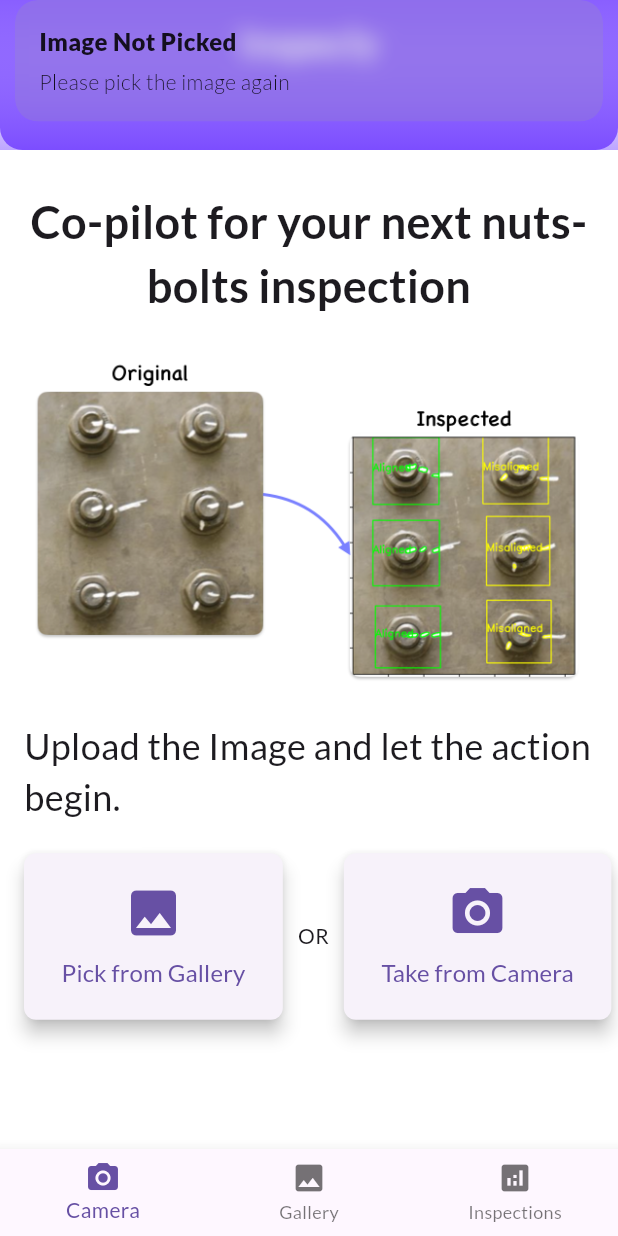
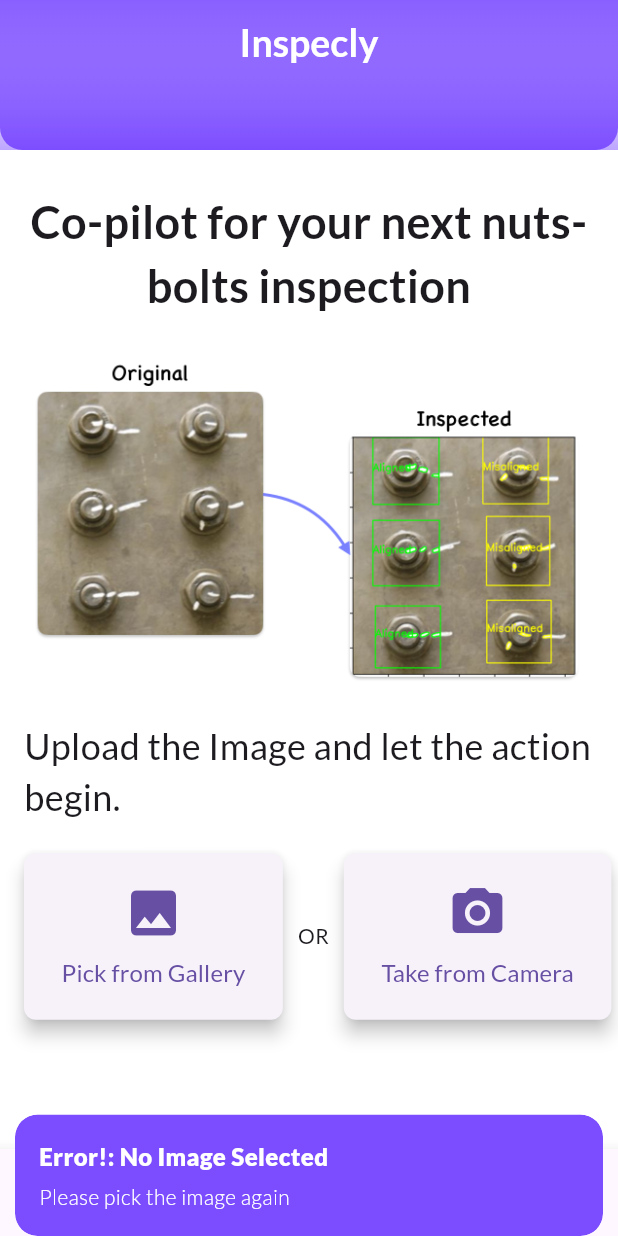
Before and after one commit to astikanand/inspecly, a Flutter app: the screen it shows after launch, after a tap on "Pick from Gallery", on a phone screen of 412 x 824 dp. Run offline on Flutter 3.47's test engine with Material 3 defaults, Android fonts, the phone set to English and light mode, and no system bars; our stand-ins replace get, google_fonts, image_picker, logger, shimmer.

Commit message:
Corrected Null Check and Image Type Check

```diff
--- a/lib/app/modules/home/controllers/home_controller.dart
+++ b/lib/app/modules/home/controllers/home_controller.dart
@@ -1,8 +1,12 @@
+import 'package:flutter/material.dart';
 import 'package:get/get.dart';
 import 'package:image_picker/image_picker.dart';
 import 'package:inspecly/app/modules/nuts_bolts/controllers/nuts_inspection_controller.dart';
 import 'package:inspecly/app/modules/nuts_bolts/views/inspection_screen.dart';
 import 'package:inspecly/app/modules/utils/custom_logger.dart';
+import 'package:mime/mime.dart';
+import 'package:path/path.dart' as path;
+
 
 class HomeController extends GetxController {
   final NutsInspectionController nutsController = Get.put(NutsInspectionController());
@@ -12,25 +16,32 @@ class HomeController extends GetxController {
   Future<void> pickImage(imageSource) async {
     logger.i("Starting fetch near by stores from stores controller");
     String errorMessage = "";
+    List<String> allowedExtensions = ['.jpg', '.jpeg', '.png'];
 
     try {
       final pickedImage = await _imagePicker.pickImage(source: imageSource);
 
       if (pickedImage != null) {
-        selectedImagePath = pickedImage.path;
+        var fileExtension = path.extension(pickedImage.path).toLowerCase();
+        var mimeType = lookupMimeType(pickedImage.path);
+        if(mimeType != null && mimeType.isNotEmpty && allowedExtensions.contains(fileExtension)){
+          selectedImagePath = pickedImage.path;
+        } else {
+          errorMessage = "Only supports image formats: ${allowedExtensions.join('/')}";
+        }
       } else {
         errorMessage = "No Image Selected";
       }
     } on Exception catch (e) {
-      errorMessage = "Exception occurred while uploading image in inspection controller";
+      errorMessage = "Exception occurred while uploading image";
       logger.e("$errorMessage: $e");
     } finally {
       if (errorMessage.isNotEmpty) {
         logger.i("Error!: $errorMessage");
-        Get.snackbar("Image Not Picked", "Please pick the image again");
+        Get.snackbar("Error!: $errorMessage", "Please pick the image again", snackPosition: SnackPosition.BOTTOM, backgroundColor: Colors.deepPurpleAccent.shade200, colorText: Colors.white);
       } else {
         nutsController.imageProcessing.value = true;
-        Get.to(InspectionScreen(selectedImagePath: selectedImagePath));
+        Get.to(() =>InspectionScreen(selectedImagePath: selectedImagePath));
       }
     }
   }
--- a/pubspec.yaml
+++ b/pubspec.yaml
@@ -14,11 +14,12 @@ dependencies:
   http: ^1.2.2
   image_picker: ^0.8.4+3
   get: ^4.3.8
-  mime: ^1.0.0  # For detecting MIME types
   json_annotation: ^4.9.0
   google_fonts: ^6.2.1
   logger: ^2.4.0
   shimmer: ^3.0.0
+  path: ^1.9.0
+  mime: ^2.0.0
 
   cupertino_icons: ^1.0.8
   http_parser: ^4.0.2
```
Also changed, not shown: lib/app/modules/nuts_bolts/controllers/nuts_inspection_controller.dart (+10 -5 lines), lib/app/modules/nuts_bolts/views/inspection_screen.dart (+14 -4 lines), pubspec.lock.
